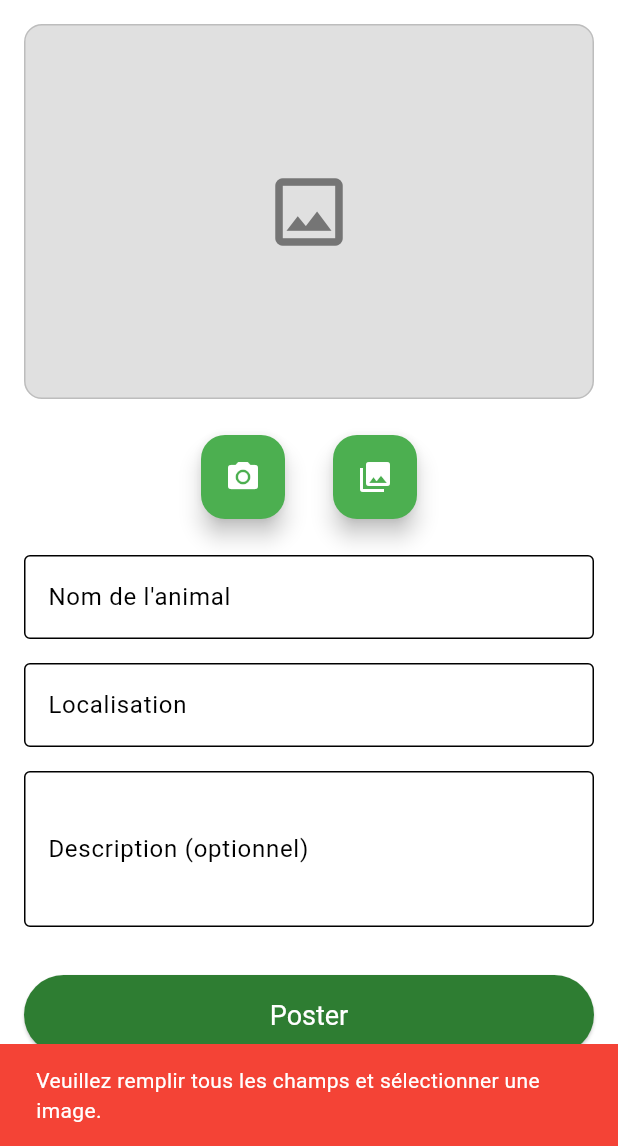
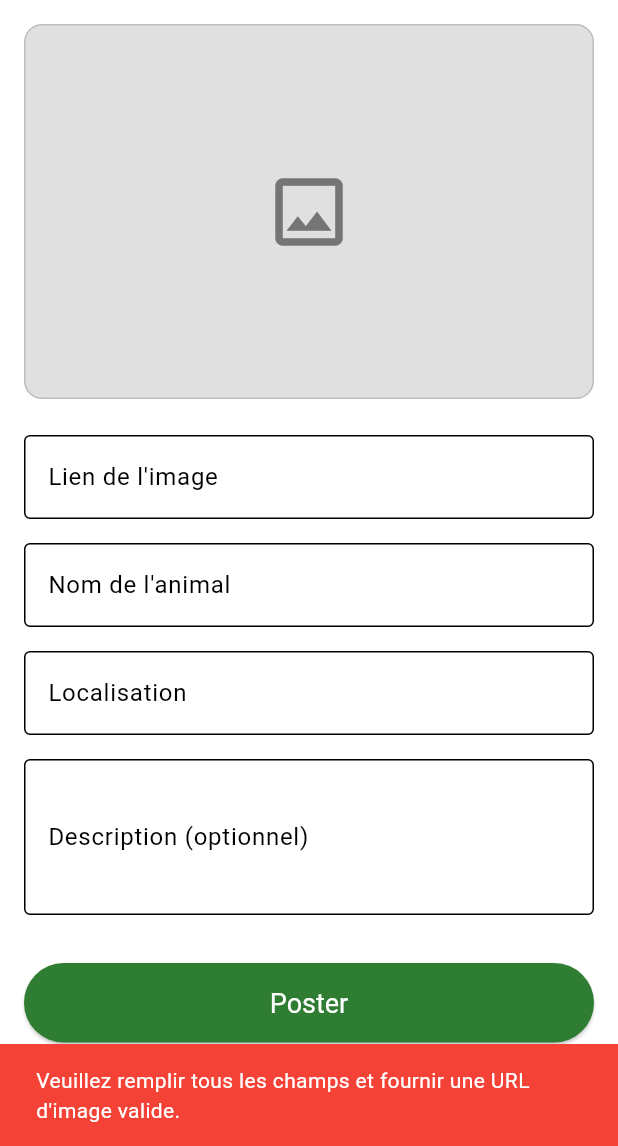
Before and after one commit to zaher-abbas/wildsnap, a Flutter app: the AddPostPage screen opened directly, after a tap on "Poster", on a phone screen of 412 x 824 dp, the part 90-1236 px from its top. Run offline on Flutter 3.47's test engine with Material 3 defaults, Android fonts, the phone set to English and light mode, and no system bars; our stand-ins replace cloud_firestore, firebase_auth, firebase_core, google_nav_bar, image_picker; accounts and stored records are empty; network calls fail.

Commit message:
refactor: Replace image upload with image URL for posts
This commit refactors the post creation process by replacing the direct image upload functionality with the use of an image URL. Users will now provide a URL for an image instead of uploading a file from their device. This simplifies the `PostService` and the `AddPostPage` UI.

Key changes:
- **`addpost_page.dart`**:
    - Removed image picker functionality (`ImagePicker`, camera/gallery buttons).
    - Replaced the image picker with a `TextField` for users to input an image URL.
    - Added validation to check if the provided URL is a valid and accessible image using an `http.head` request.
    - Updated `_submitPost` logic to use the image URL string instead of an `XFile` object.
    - Changed navigation on successful post creation to `MainScreen` instead of `HomePage`.
- **`post_service.dart`**:
    - Removed `uploadImage` method and its dependency on `firebase_storage`, `dart:io`, and `image_picker`.
    - Simplified `createPost` method to accept an `imageUrl` string directly, removing the image upload step.
- **`models/post.dart`**:
    - Deleted the `Post` model file as it is no longer used. The data is now handled directly as a `Map` in the `PostService`.
- **`widgets/random_catfact.dart`**:
    - Added `if (!mounted)` checks before `setState` calls to prevent errors when the widget is disposed during an async operation.

```diff
--- a/lib/models/post.dart
+++ /dev/null
@@ -1,28 +0,0 @@
-class Post {
-  String animalName;
-  String location;
-  String description;
-  String imageUrl;
-  String userId;
-  Timestamp createdAt;
-
-  Post(this.animalName, this.location, this.description, this.imageUrl,
-      this.userId, this.createdAt);
-
-  static toMap(Post post) {
-    return {
-      'animalName': post.animalName,
-      'location': post.location,
-      'description': post.description,
-      'imageUrl': post.imageUrl,
-      'userId': post.userId,
-      'createdAt': post.createdAt,
-    };
-  }
-
-  factory Post.fromMap(Map<String, dynamic> map) {
-    return Post(
-        map['animalName'], map['location'], map['description'], map['imageUrl'],
-        map['userId'], map['createdAt']);
-  }
-}
--- a/lib/screens/addpost_page.dart
+++ b/lib/screens/addpost_page.dart
@@ -1,9 +1,7 @@
-import 'dart:io';
 import 'package:firebase_auth/firebase_auth.dart';
-import 'package:flutter/foundation.dart' show kIsWeb;
 import 'package:flutter/material.dart';
-import 'package:image_picker/image_picker.dart';
-import 'package:wildsnap/screens/home_page.dart';
+import 'package:http/http.dart' as http;
+import 'package:wildsnap/screens/main_screen.dart';
 import 'package:wildsnap/services/post_service.dart';
 import 'package:wildsnap/widgets/custom_appbar.dart';
 
@@ -15,13 +13,13 @@ class AddPostPage extends StatefulWidget {
 }
 
 class _AddPostPageState extends State<AddPostPage> {
-  XFile? _image;
+  String? _imageUrl;
   bool _isLoading = false;
 
   final _animalNameController = TextEditingController();
   final _locationController = TextEditingController();
   final _descriptionController = TextEditingController();
-  final _picker = ImagePicker();
+  final _imageUrlController = TextEditingController();
   final _postService = PostService();
 
   @override
@@ -29,21 +27,24 @@ class _AddPostPageState extends State<AddPostPage> {
     _animalNameController.dispose();
     _locationController.dispose();
     _descriptionController.dispose();
+    _imageUrlController.dispose();
     super.dispose();
   }
+  Future<bool> isValidImageUrl(String url) async {
+    try {
+      final response = await http.head(Uri.parse(url));
+      final contentType = response.headers['content-type'];
 
-  Future<void> _pickImage(ImageSource source) async {
-    final pickedFile = await _picker.pickImage(source: source);
-
-    if (pickedFile != null) {
-      setState(() {
-        _image = pickedFile;
-      });
+      return response.statusCode == 200 &&
+          contentType != null &&
+          contentType.startsWith('image/');
+    } catch (_) {
+      return false;
     }
   }
 
   Widget _buildImagePreview() {
-    if (_image == null) {
+    if (_imageUrl == null || _imageUrl!.isEmpty) {
       return Center(
         child: Icon(
           Icons.image_outlined,
@@ -53,31 +54,33 @@ class _AddPostPageState extends State<AddPostPage> {
       );
     }
 
-    const imageFit = BoxFit.contain;
-
-    if (kIsWeb) {
-      return Image.network(_image!.path, fit: imageFit);
-    } else {
-      return Image.file(File(_image!.path), fit: imageFit);
-    }
+    return Image.network(
+      _imageUrl!,
+      fit: BoxFit.contain,
+      errorBuilder: (context, error, stackTrace) {
+        return const Center(child: Text("Image non valide"));
+      },
+    );
   }
 
   void _navigateToHome() {
     Navigator.of(context).pushReplacement(
       MaterialPageRoute(
-        builder: (context) => const HomePage(),
+        builder: (context) => const MainScreen(),
       ),
     );
   }
 
   Future<void> _submitPost() async {
+    final imageUrl = _imageUrl?.trim();
+
     if (_animalNameController.text.isEmpty ||
         _locationController.text.isEmpty ||
-        _image == null) {
+        imageUrl == null || imageUrl.isEmpty) {
       ScaffoldMessenger.of(context).showSnackBar(
         const SnackBar(
           content: Text(
-            'Veuillez remplir tous les champs et sélectionner une image.',
+            'Veuillez remplir tous les champs et fournir une URL d\'image valide.',
           ),
           backgroundColor: Colors.red,
         ),
@@ -89,49 +92,59 @@ class _AddPostPageState extends State<AddPostPage> {
       _isLoading = true;
     });
 
+    // ✅ Valider que l'image est accessible
+    final isImageValid = await isValidImageUrl(imageUrl);
+
+    if (!isImageValid) {
+      if (mounted) {
+        setState(() => _isLoading = false);
+        ScaffoldMessenger.of(context).showSnackBar(
+          const SnackBar(
+            content: Text('L\'image fournie n\'est pas valide ou inaccessible.'),
+            backgroundColor: Colors.red,
+          ),
+        );
+      }
+      return;
+    }
+
     try {
-      // Créer le post via le service
+      // Publier le post avec le service
       await _postService.createPost(
         animalName: _animalNameController.text.trim(),
         location: _locationController.text.trim(),
         description: _descriptionController.text.trim(),
-        image: _image!,
+        imageUrl: imageUrl,
         userId: FirebaseAuth.instance.currentUser?.uid,
       );
 
       if (!mounted) return;
 
-      // Succès : afficher un message
       ScaffoldMessenger.of(context).showSnackBar(
         const SnackBar(
           content: Text('Post publié avec succès !'),
           backgroundColor: Colors.green,
-          duration: Duration(seconds: 2),
         ),
       );
 
-      // Réinitialiser le formulaire
       _animalNameController.clear();
       _locationController.clear();
       _descriptionController.clear();
+      _imageUrlController.clear();
+
       setState(() {
-        _image = null;
+        _imageUrl = null;
       });
 
-      // Attendre un peu puis naviguer vers la home
       await Future.delayed(const Duration(seconds: 1));
       if (!mounted) return;
       _navigateToHome();
-
     } catch (e) {
       if (!mounted) return;
-
-      // Erreur : afficher un message d'erreur
       ScaffoldMessenger.of(context).showSnackBar(
         SnackBar(
           content: Text('Erreur lors de la publication: $e'),
           backgroundColor: Colors.red,
-          duration: const Duration(seconds: 3),
         ),
       );
     } finally {
@@ -168,25 +181,22 @@ class _AddPostPageState extends State<AddPostPage> {
                 const SizedBox(height: 24),
 
                 // Boutons pour caméra et galerie
-                Row(
-                  mainAxisAlignment: MainAxisAlignment.center,
-                  children: [
-                    FloatingActionButton(
-                      onPressed: _isLoading ? null : () => _pickImage(ImageSource.camera),
-                      backgroundColor: _isLoading ? Colors.grey : Colors.green,
-                      heroTag: 'camera_button',
-                      child: const Icon(Icons.camera_alt, color: Colors.white),
+
+                TextField(
+                      controller: _imageUrlController,
+                      enabled: !_isLoading,
+                      decoration: const InputDecoration(
+                        labelText: "Lien de l'image",
+                        border: OutlineInputBorder(),
+                        hintText: "https://example.com/image.jpg",
+                      ),
+                      onChanged: (value) {
+                        setState(() {
+                          _imageUrl = value.trim();
+                        });
+                      },
                     ),
-                    const SizedBox(width: 32),
-                    FloatingActionButton(
-                      onPressed: _isLoading ? null : () => _pickImage(ImageSource.gallery),
-                      backgroundColor: _isLoading ? Colors.grey : Colors.green,
-                      heroTag: 'gallery_button',
-                      child: const Icon(Icons.photo_library, color: Colors.white),
-                    ),
-                  ],
-                ),
-                const SizedBox(height: 24),
+                const SizedBox(height: 16),
 
                 // Formulaire
                 TextField(
--- a/lib/widgets/random_catfact.dart
+++ b/lib/widgets/random_catfact.dart
@@ -15,20 +15,25 @@ class _RandomCatfactState extends State<RandomCatfact> {
   String? _error;
 
   Future<void> _loadRandomFact() async {
+    if (!mounted) return;
     setState(() {
       _isLoading = true;
       _error = null;
     });
     try {
       final catFact = await fetchCatFacts();
+
+      if (!mounted) return;
       setState(() {
         _fact = catFact.fact;
       });
     } catch (e) {
+      if (!mounted) return;
       setState(() {
         _error = e.toString();
       });
     } finally {
+      if (!mounted) return;
       setState(() {
         _isLoading = false;
       });
```
Also changed, not shown: lib/services/post_service.dart (+1 -46 lines).
